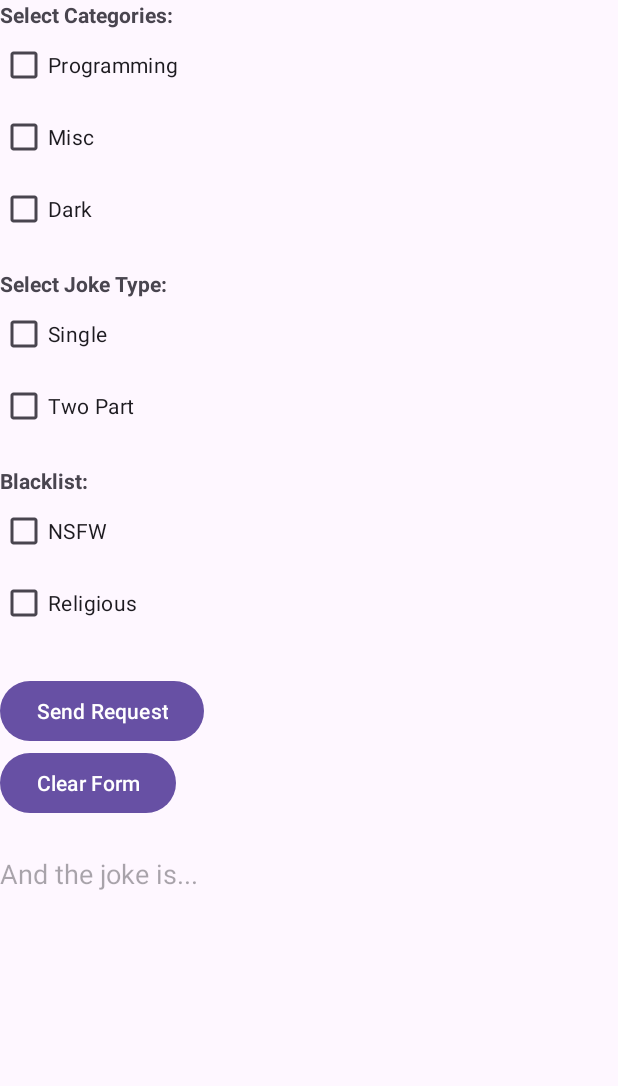
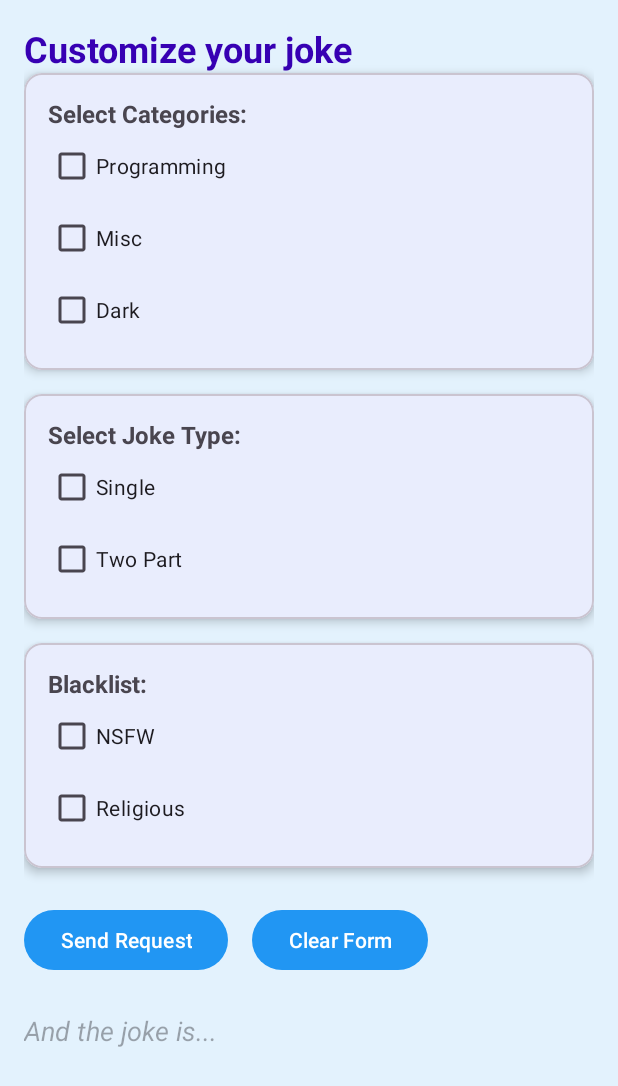
Before and after one commit to Masi-05/ICE-Task-1-API-Fusion, an Android app: the screen it shows after launch (MainActivity), after a tap on "Get Started", on a phone screen of 412 x 824 dp. Shown: the top 1086 px of the screen. Run offline under Robolectric (Android 15) with nearby library versions, the phone set to English and light mode, and no system bars.

Commit message:
Second Commit
Second and probably final commit tbh

```diff
--- a/app/build.gradle.kts
+++ b/app/build.gradle.kts
@@ -52,6 +52,7 @@ dependencies {
     implementation("com.squareup.okhttp3:okhttp:4.12.0")
     implementation("com.squareup.retrofit2:retrofit:2.9.0")
     implementation("com.squareup.retrofit2:converter-gson:2.9.0")
+    implementation("com.google.android.material:material:1.12.0")
     androidTestImplementation(libs.androidx.junit)
     androidTestImplementation(libs.androidx.espresso.core)
 }
--- a/app/src/main/AndroidManifest.xml
+++ b/app/src/main/AndroidManifest.xml
@@ -22,7 +22,8 @@
                 <category android:name="android.intent.category.LAUNCHER" />
             </intent-filter>
         </activity>
-        <activity android:name=".MainActivity" />
+        <activity android:name=".MainActivity"
+            android:exported="true"/>
 
     </application>
 
--- a/app/src/main/java/vcmsa/projects/jokers/MainActivity.kt
+++ b/app/src/main/java/vcmsa/projects/jokers/MainActivity.kt
@@ -25,16 +25,16 @@ class MainActivity : AppCompatActivity() {
             v.setPadding(systemBars.left, systemBars.top, systemBars.right, systemBars.bottom)
             insets
         }
-        // Category
+
         val cbProgramming = findViewById<CheckBox>(R.id.cbProgramming)
         val cbMisc = findViewById<CheckBox>(R.id.cbMisc)
         val cbDark = findViewById<CheckBox>(R.id.cbDark)
 
-        // Type
+
         val cbSingle = findViewById<CheckBox>(R.id.cbSingle)
         val cbTwoPart = findViewById<CheckBox>(R.id.cbTwoPart)
 
-        // Filter
+
         val cbNsfw = findViewById<CheckBox>(R.id.cbNsfw)
         val cbReligious = findViewById<CheckBox>(R.id.cbReligious)
 
@@ -99,7 +99,7 @@ class MainActivity : AppCompatActivity() {
                         else -> "No joke found."
                     }
                 } else {
-                    tvResult.text = "No joke found, sorry."
+                    tvResult.text = "No joke found, sorry buddy."
                 }
             }
 
--- a/app/src/main/java/vcmsa/projects/jokers/SplashScreen.kt
+++ b/app/src/main/java/vcmsa/projects/jokers/SplashScreen.kt
@@ -21,9 +21,13 @@ class SplashScreen : AppCompatActivity() {
             insets
         }
 
-        findViewById<Button>(R.id.btnStart).setOnClickListener{
-            startActivity(Intent(this, MainActivity::class.java))
+        val btnStart = findViewById<Button>(R.id.btnStart)
+        btnStart.setOnClickListener {
+            val intent = Intent(this@SplashScreen, MainActivity::class.java)
+            startActivity(intent)
             finish()
         }
+
+
     }
 }
--- a/app/src/main/res/layout/activity_main.xml
+++ b/app/src/main/res/layout/activity_main.xml
@@ -1,95 +1,161 @@
 <?xml version="1.0" encoding="utf-8"?>
 <ScrollView xmlns:android="http://schemas.android.com/apk/res/android"
     android:layout_width="match_parent"
-    android:layout_height="match_parent">
+    android:layout_height="match_parent"
+    xmlns:app="http://schemas.android.com/apk/res-auto"
+    android:id="@+id/main"
+    android:fillViewport="true">
     <LinearLayout
-    xmlns:android="http://schemas.android.com/apk/res/android"
-    xmlns:app="http://schemas.android.com/apk/res-auto"
-    xmlns:tools="http://schemas.android.com/tools"
-    android:id="@+id/main"
         android:layout_width="match_parent"
         android:layout_height="wrap_content"
         android:orientation="vertical"
-    android:padding="16dp"
-    tools:context=".MainActivity">
+        android:padding="16dp">
 
+        <TextView
+            android:text="Customize your joke"
+            android:textStyle="bold"
+            android:textSize="24sp"
+            android:layout_width="wrap_content"
+            android:layout_height="wrap_content"
+            android:textColor="@color/design_default_color_primary_variant"/>
 
+        <com.google.android.material.card.MaterialCardView
+            android:layout_width="match_parent"
+            android:layout_height="wrap_content"
+            android:layout_marginBottom="16dp"
+            app:cardElevation="4dp"
+            app:cardCornerRadius="12dp">
 
-    <TextView android:text="Select Categories:"
+            <LinearLayout
+                android:layout_width="match_parent"
+                android:layout_height="wrap_content"
+                android:orientation="vertical"
+                android:padding="16dp">
+
+                <TextView
+                    android:text="Select Categories:"
                     android:textStyle="bold"
-        android:layout_height="wrap_content"
-        android:layout_width="wrap_content"/>
+                    android:textSize="16sp"
+                    android:layout_width="wrap_content"
+                    android:layout_height="wrap_content" />
 
                 <CheckBox
                     android:id="@+id/cbProgramming"
                     android:text="Programming"
                     android:layout_width="wrap_content"
-        android:layout_height="wrap_content"/>
+                    android:layout_height="wrap_content" />
+
                 <CheckBox
                     android:id="@+id/cbMisc"
                     android:text="Misc"
                     android:layout_width="wrap_content"
-        android:layout_height="wrap_content"/>
+                    android:layout_height="wrap_content" />
+
                 <CheckBox
                     android:id="@+id/cbDark"
                     android:text="Dark"
                     android:layout_width="wrap_content"
-        android:layout_height="wrap_content"/>
+                    android:layout_height="wrap_content" />
+            </LinearLayout>
+        </com.google.android.material.card.MaterialCardView>
+
+        <com.google.android.material.card.MaterialCardView
+            android:layout_width="match_parent"
+            android:layout_height="wrap_content"
+            android:layout_marginBottom="16dp"
+            app:cardElevation="4dp"
+            app:cardCornerRadius="12dp">
+
+            <LinearLayout
+                android:layout_width="match_parent"
+                android:layout_height="wrap_content"
+                android:orientation="vertical"
+                android:padding="16dp">
 
                 <TextView
                     android:text="Select Joke Type:"
                     android:textStyle="bold"
-        android:layout_marginTop="16dp"
+                    android:textSize="16sp"
                     android:layout_width="wrap_content"
-        android:layout_height="wrap_content"/>
+                    android:layout_height="wrap_content" />
+
                 <CheckBox
                     android:id="@+id/cbSingle"
                     android:text="Single"
                     android:layout_width="wrap_content"
-        android:layout_height="wrap_content"/>
+                    android:layout_height="wrap_content" />
+
                 <CheckBox
                     android:id="@+id/cbTwoPart"
                     android:text="Two Part"
                     android:layout_width="wrap_content"
-        android:layout_height="wrap_content"/>
+                    android:layout_height="wrap_content" />
+            </LinearLayout>
+        </com.google.android.material.card.MaterialCardView>
+
+        <com.google.android.material.card.MaterialCardView
+            android:layout_width="match_parent"
+            android:layout_height="wrap_content"
+            android:layout_marginBottom="16dp"
+            app:cardElevation="4dp"
+            app:cardCornerRadius="12dp">
+
+            <LinearLayout
+                android:layout_width="match_parent"
+                android:layout_height="wrap_content"
+                android:orientation="vertical"
+                android:padding="16dp">
 
                 <TextView
                     android:text="Blacklist:"
                     android:textStyle="bold"
-        android:layout_marginTop="16dp"
+                    android:textSize="16sp"
                     android:layout_width="wrap_content"
-        android:layout_height="wrap_content"/>
+                    android:layout_height="wrap_content" />
+
                 <CheckBox
                     android:id="@+id/cbNsfw"
                     android:text="NSFW"
                     android:layout_width="wrap_content"
-        android:layout_height="wrap_content"/>
+                    android:layout_height="wrap_content" />
+
                 <CheckBox
                     android:id="@+id/cbReligious"
                     android:text="Religious"
                     android:layout_width="wrap_content"
-        android:layout_height="wrap_content"/>
+                    android:layout_height="wrap_content" />
+            </LinearLayout>
+        </com.google.android.material.card.MaterialCardView>
+
+        <LinearLayout
+            android:orientation="horizontal"
+            android:layout_marginTop="8dp"
+            android:layout_width="match_parent"
+            android:layout_height="wrap_content"
+            android:gravity="start">
 
             <Button
                 android:id="@+id/btnSubmit"
                 android:text="Send Request"
-        android:layout_marginTop="24dp"
                 android:layout_width="wrap_content"
                 android:layout_height="wrap_content"
-        />
+                android:layout_marginEnd="16dp" />
+
             <Button
                 android:id="@+id/btnClear"
                 android:text="Clear Form"
                 android:layout_width="wrap_content"
-        android:layout_height="wrap_content"/>
+                android:layout_height="wrap_content" />
+        </LinearLayout>
 
         <TextView
             android:id="@+id/tvResult"
             android:hint="And the joke is..."
+            android:textSize="18sp"
+            android:textStyle="italic"
             android:layout_marginTop="24dp"
-        android:textSize="18sp"
-        android:layout_width="wrap_content"
-        android:layout_height="wrap_content"/>
-
+            android:layout_width="match_parent"
+            android:layout_height="wrap_content"
+            android:textColor="#000000" />
     </LinearLayout>
 </ScrollView>
--- a/app/src/main/res/layout/activity_splash_screen.xml
+++ b/app/src/main/res/layout/activity_splash_screen.xml
@@ -5,22 +5,32 @@
     android:id="@+id/main"
     android:layout_width="match_parent"
     android:layout_height="match_parent"
+    android:background="#E3F2FD"
     tools:context=".SplashScreen">
 
 
+    <ImageView
+        android:id="@+id/logo"
+        android:layout_width="120dp"
+        android:layout_height="120dp"
+        android:src="@drawable/tears_emoji"
+        app:layout_constraintTop_toTopOf="parent"
+        app:layout_constraintBottom_toTopOf="@+id/app_name"
+        app:layout_constraintStart_toStartOf="parent"
+        app:layout_constraintEnd_toEndOf="parent"
+        android:layout_marginBottom="8dp" />
+
     <TextView
-        android:id="@+id/textView"
+        android:id="@+id/app_name"
+        android:text="Joker"
+        android:textSize="24sp"
+        android:textColor="#1976D2"
+        android:textStyle="bold"
         android:layout_width="wrap_content"
         android:layout_height="wrap_content"
-        android:text="Jokers"
-        android:textSize="32sp"
-        android:textStyle="bold"
-        app:layout_constraintBottom_toBottomOf="parent"
-        app:layout_constraintEnd_toEndOf="parent"
-        app:layout_constraintHorizontal_bias="0.498"
+        app:layout_constraintTop_toBottomOf="@+id/logo"
         app:layout_constraintStart_toStartOf="parent"
-        app:layout_constraintTop_toTopOf="parent"
-        app:layout_constraintVertical_bias="0.244" />
+        app:layout_constraintEnd_toEndOf="parent" />
 
     <Button
         android:id="@+id/btnStart"
--- a/app/src/main/res/values/themes.xml
+++ b/app/src/main/res/values/themes.xml
@@ -1,8 +1,11 @@
 <resources xmlns:tools="http://schemas.android.com/tools">
     <!-- Base application theme. -->
     <style name="Base.Theme.Jokers" parent="Theme.Material3.DayNight.NoActionBar">
-        <!-- Customize your light theme here. -->
-        <!-- <item name="colorPrimary">@color/my_light_primary</item> -->
+        <item name="colorPrimary">#2196F3</item> <!-- Light Blue -->
+        <item name="colorPrimaryVariant">#1976D2</item>
+        <item name="colorOnPrimary">#FFFFFF</item>
+        <item name="colorSecondary">#03A9F4</item>
+        <item name="android:windowBackground">#E3F2FD</item> <!-- Light Blue background -->
     </style>
 
     <style name="Theme.Jokers" parent="Base.Theme.Jokers" />
```
Also changed, not shown: app/src/main/res/drawable/crying_emoji.jpg (added), app/src/main/res/drawable/tears_emoji.jpg (added). Lines whose indentation alone changed are shown as unchanged.
